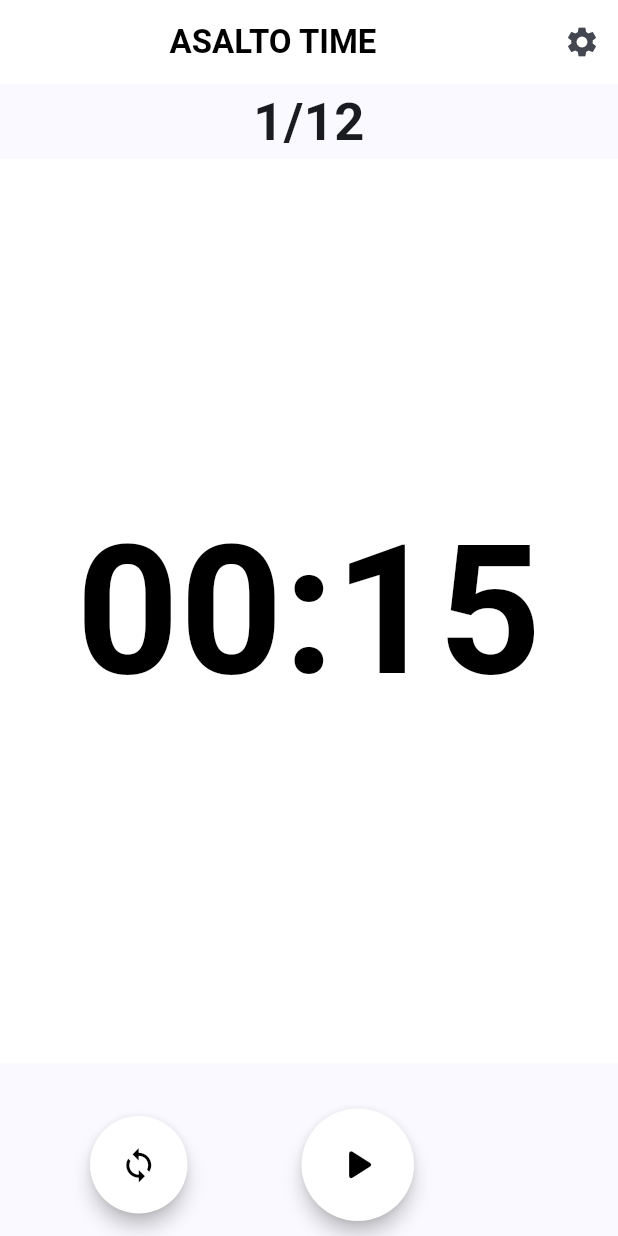
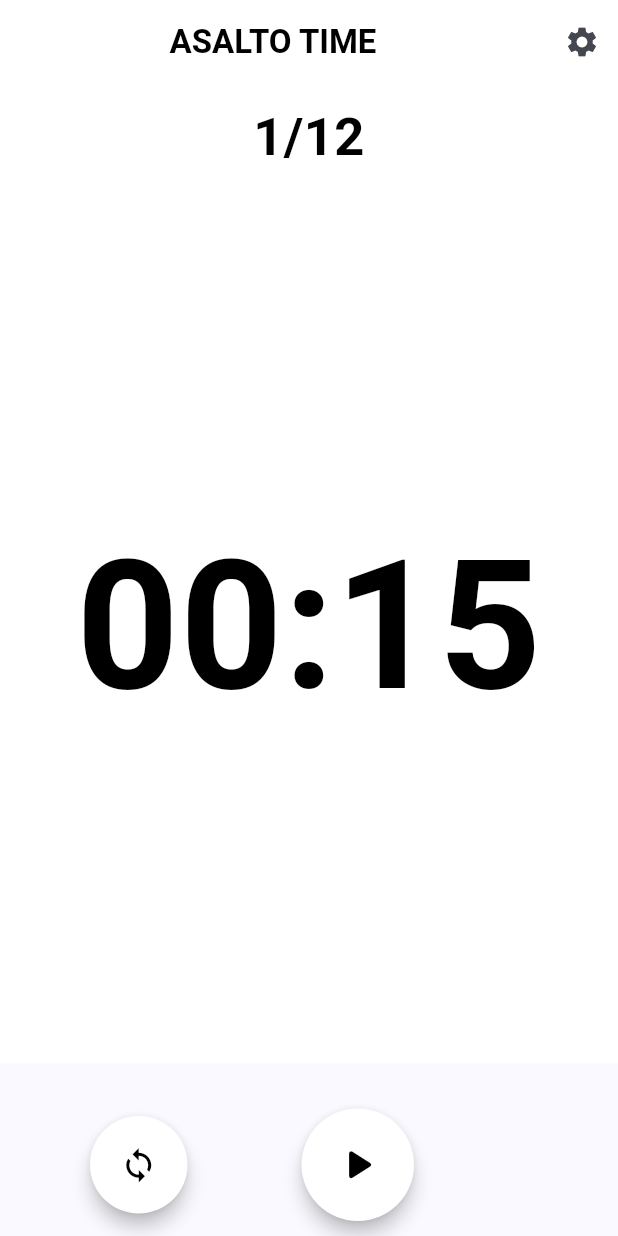
Before and after one commit to vidm27/asalto-time, a Flutter app: the screen it shows after launch, on a phone screen of 412 x 824 dp. Run offline on Flutter 3.47's test engine with Material 3 defaults, Android fonts, the phone set to English and light mode, and no system bars; our stand-ins replace audioplayers, flutter_riverpod, go_router.

Commit message:
build(frontend): Agrego cambio de color a zona de asaltos

```diff
--- a/lib/timer/pages/home_page.dart
+++ b/lib/timer/pages/home_page.dart
@@ -67,10 +67,18 @@ class HomeScreenState extends ConsumerState<HomeScreen> {
           mainAxisAlignment: MainAxisAlignment.center,
           crossAxisAlignment: CrossAxisAlignment.center,
           children: [
-            Text(
+            Container(
+              padding: EdgeInsets.all(10),
+              width: double.infinity,
+              color: getBackground(),
+              child: Text(
                 "${timer.asaltoActual}/12",
                 textAlign: TextAlign.center,
-              style: const TextStyle(fontSize: 35, fontWeight: FontWeight.bold),
+                style: TextStyle(
+                    fontSize: 35,
+                    fontWeight: FontWeight.bold,
+                    color: timer.isRunning ? Colors.white : Colors.black),
+              ),
             ),
             Expanded(
                 child: Container(
@@ -114,7 +122,6 @@ class HomeScreenState extends ConsumerState<HomeScreen> {
                             child: ElevatedButton(
                                 onPressed: () {
                                   ref.read(timerProvider.notifier).startTimer();
-
                                 },
                                 style: ElevatedButton.styleFrom(
                                     backgroundColor: Colors.white,
```
Lines whose indentation alone changed are shown as unchanged.
